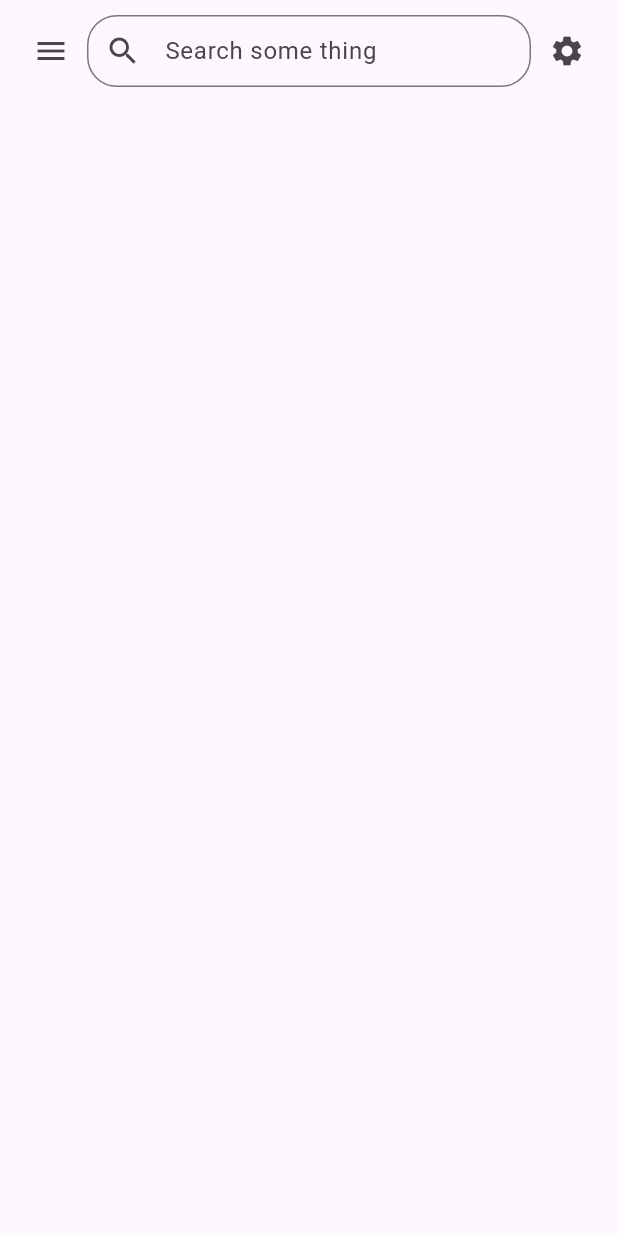
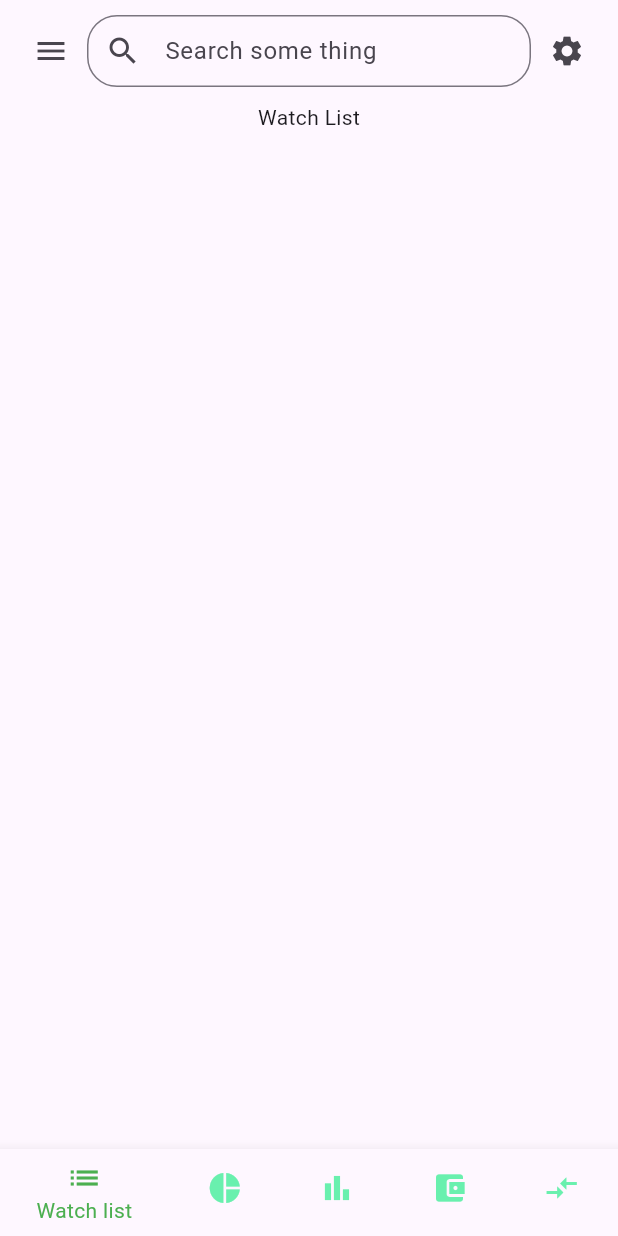
Before and after one commit to Skylake007/finance_search, a Flutter app: the screen it shows after launch, on a phone screen of 412 x 824 dp. Run offline on Flutter 3.47's test engine with Material 2 defaults, Android fonts, the light colour scheme and no system bars.

Commit message:
Home tab

```diff
--- a/lib/main.dart
+++ b/lib/main.dart
@@ -17,7 +17,7 @@ class MyApp extends StatelessWidget {
           colorScheme: ColorScheme.fromSeed(seedColor: Colors.deepPurple),
           useMaterial3: true),
       // home: const LoginScreen()
-      home: HomeScreen(),
+      home: const HomeScreen(),
     );
   }
 }
--- a/lib/screens/home/home.dart
+++ b/lib/screens/home/home.dart
@@ -1,13 +1,27 @@
-import 'package:flutter/cupertino.dart';
+import 'package:finance_search/screens/home/assets/assets.dart';
+import 'package:finance_search/screens/home/cashtransfer/cash_transfer.dart';
+import 'package:finance_search/screens/home/market/market.dart';
+import 'package:finance_search/screens/home/trading/trading.dart';
+import 'package:finance_search/screens/home/watchlist/watch_list.dart';
 import 'package:flutter/material.dart';
 
 class HomeScreen extends StatefulWidget {
+  const HomeScreen({super.key});
+
   @override
   State<StatefulWidget> createState() => _HomeScreenState();
 }
 
 class _HomeScreenState extends State<HomeScreen> {
-  int _currentInxde = 0;
+  int _currentIndex = 0;
+  final List<Widget> _screens = const [
+    WatchList(),
+    Market(),
+    Trading(),
+    Assets(),
+    CashTransfer()
+  ];
+
   @override
   Widget build(BuildContext context) {
     return Scaffold(
@@ -16,14 +30,14 @@ class _HomeScreenState extends State<HomeScreen> {
         children: [
           SafeArea(
             child: Padding(
-              padding: EdgeInsets.all(10),
+              padding: const EdgeInsets.all(10),
               child: Row(
                 children: [
                   IconButton(
                     onPressed: () {
                       //drawer
                     },
-                    icon: Icon(Icons.menu),
+                    icon: const Icon(Icons.menu),
                   ),
                   Expanded(
                     child: TextField(
@@ -49,8 +63,30 @@ class _HomeScreenState extends State<HomeScreen> {
                 ],
               ),
             ),
-          )
+          ),
+          _screens[_currentIndex]
         ],
+      ),
+      bottomNavigationBar: BottomNavigationBar(
+        items: const [
+          BottomNavigationBarItem(icon: Icon(Icons.list), label: 'Watch list'),
+          BottomNavigationBarItem(icon: Icon(Icons.pie_chart), label: 'Market'),
+          BottomNavigationBarItem(
+              icon: Icon(Icons.bar_chart), label: 'Trading'),
+          BottomNavigationBarItem(
+              icon: Icon(Icons.account_balance_wallet), label: 'Assets'),
+          BottomNavigationBarItem(
+              icon: Icon(Icons.compare_arrows), label: 'Cash Transfer'),
+        ],
+        backgroundColor: Colors.blueGrey[200],
+        selectedItemColor: Colors.green,
+        unselectedItemColor: Colors.greenAccent,
+        currentIndex: _currentIndex,
+        onTap: (index) {
+          setState(() {
+            _currentIndex = index;
+          });
+        },
       ),
     );
   }
--- /dev/null
+++ b/lib/screens/home/watchlist/watch_list.dart
@@ -0,0 +1,17 @@
+import 'package:flutter/material.dart';
+
+class WatchList extends StatefulWidget {
+  const WatchList({super.key});
+
+  @override
+  State<WatchList> createState() => _WatchListState();
+}
+
+class _WatchListState extends State<WatchList> {
+  @override
+  Widget build(BuildContext context) {
+    return const Center(
+      child: Text('Watch List'),
+    );
+  }
+}
--- a/lib/screens/login/login.dart
+++ b/lib/screens/login/login.dart
@@ -99,6 +99,7 @@ class _LoginScreenState extends State<LoginScreen> {
                         )),
                     TextButton(
                       onPressed: () {
+                        // ignore: avoid_print
                         print("object");
                       },
                       child: const Text('Register',
@@ -108,6 +109,7 @@ class _LoginScreenState extends State<LoginScreen> {
                 ),
                 ElevatedButton(
                   onPressed: () {},
+                  // ignore: sort_child_properties_last
                   child: const Text('Get smart OTP'),
                   style: ElevatedButton.styleFrom(
                       backgroundColor: Colors.transparent,
```
Also changed, not shown: lib/screens/home/assets/assets.dart (added, +17 -0 lines), lib/screens/home/cashtransfer/cash_transfer.dart (added, +17 -0 lines), lib/screens/home/market/market.dart (added, +17 -0 lines), lib/screens/home/trading/trading.dart (added, +17 -0 lines).
